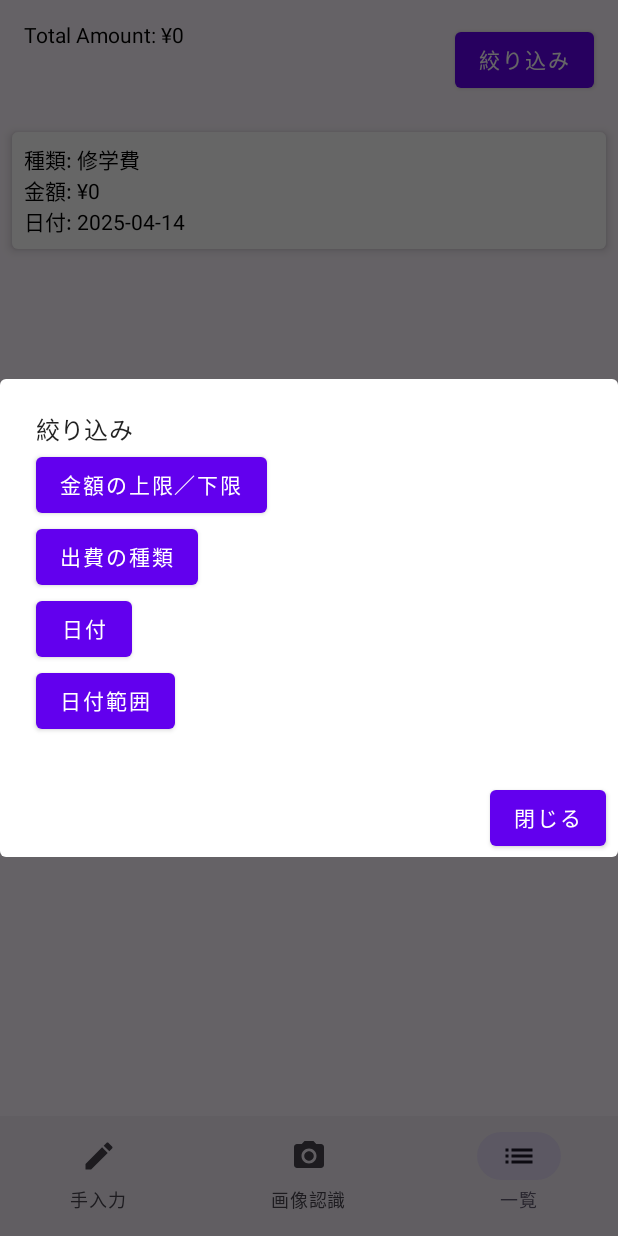
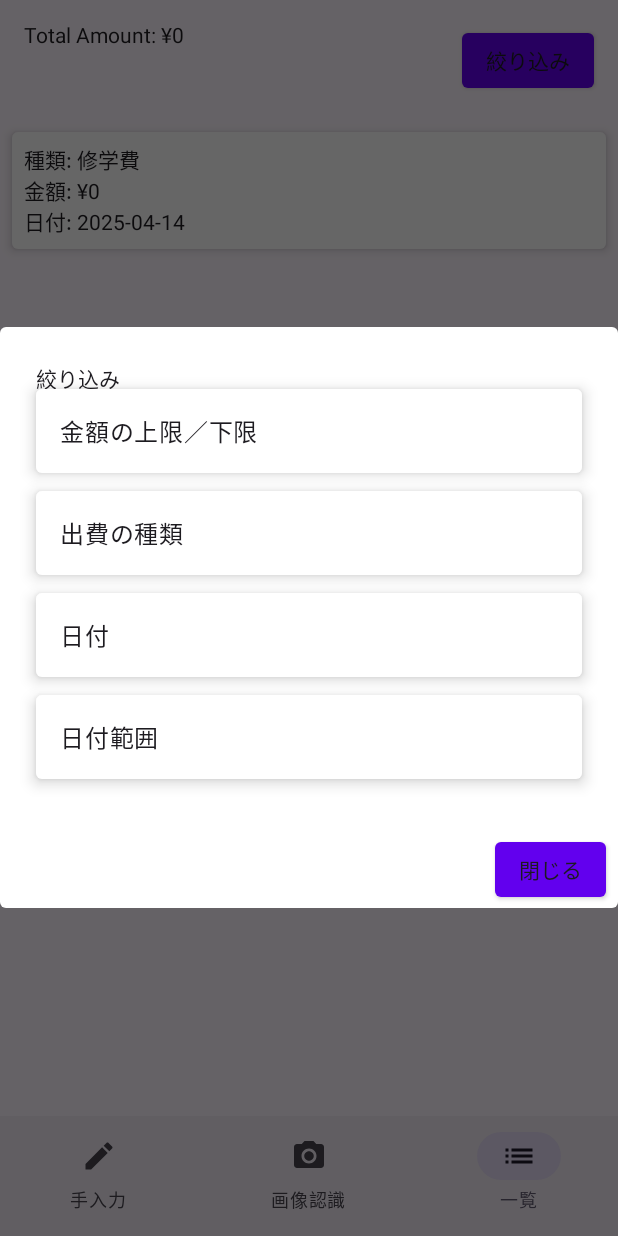
Before and after one commit to Nemukemo/DELDELRecord, an Android app built with Jetpack Compose: the ExpenseListScreen screen opened through its navigation route, after a tap on "絞り込み", on a phone screen of 412 x 824 dp. Run offline under Robolectric (Android 15) with nearby library versions, the phone set to English and light mode, and no system bars; our stand-ins replace Room's generated code, livedata-compose.

Commit message:
ExpenseListScreenを更新し、フィルタリングオプションをカード形式で表示するコンポーネントを追加、Material3ライブラリを導入

```diff
--- a/app/build.gradle.kts
+++ b/app/build.gradle.kts
@@ -82,4 +82,6 @@ dependencies {
     implementation("androidx.compose.ui:ui:1.5.0")
     implementation("androidx.compose.material:material:1.5.0")
     implementation("androidx.navigation:navigation-compose:2.7.2")
+    implementation("androidx.compose.material3:material3:1.1.2") // ← Compose Material3 を入れる
+
 }
--- a/app/src/main/java/com/example/deldelrecord/ui/Screen/ExpenseListScreen.kt
+++ b/app/src/main/java/com/example/deldelrecord/ui/Screen/ExpenseListScreen.kt
@@ -1,5 +1,6 @@
 package com.example.deldelrecord.ui.screens
 
+import androidx.compose.foundation.clickable
 import androidx.compose.foundation.layout.*
 import androidx.compose.foundation.lazy.LazyColumn
 import androidx.compose.foundation.lazy.items
@@ -15,6 +16,11 @@ import androidx.lifecycle.viewmodel.compose.viewModel
 import androidx.navigation.NavController
 import com.example.deldelrecord.data.Expense
 import com.example.deldelrecord.viewmodel.ExpenseViewModel
+import androidx.compose.material3.MaterialTheme
+import androidx.compose.material3.Text
+import androidx.compose.material3.Card
+import androidx.compose.material3.CardDefaults
+
 
 @Composable
 fun ExpenseListScreen(
@@ -70,30 +76,22 @@ fun ExpenseListScreen(
             onDismissRequest = { showFilterDialog = false },
             title = { Text("絞り込み") },
             text = {
-                Column {
-                    Button(onClick = {
+                Column(modifier = Modifier.fillMaxWidth()) {
+                    FilterCardOption("金額の上限／下限") {
                         showAmountDialog = true
                         showFilterDialog = false
-                    }) {
-                        Text("金額の上限／下限")
                     }
-                    Button(onClick = {
+                    FilterCardOption("出費の種類") {
                         showTypeDialog = true
                         showFilterDialog = false
-                    }) {
-                        Text("出費の種類")
                     }
-                    Button(onClick = {
+                    FilterCardOption("日付") {
                         showDateDialog = true
                         showFilterDialog = false
-                    }) {
-                        Text("日付")
                     }
-                    Button(onClick = {
+                    FilterCardOption("日付範囲") {
                         showDateRangeDialog = true
                         showFilterDialog = false
-                    }) {
-                        Text("日付範囲")
                     }
                 }
             },
@@ -105,6 +103,8 @@ fun ExpenseListScreen(
             }
         )
     }
+
+
 
     if (showAmountDialog) {
         var min by remember { mutableStateOf("") }
@@ -274,3 +274,22 @@ fun ExpenseListScreen(
         )
     }
 }
+
+// 共通で使うカード風のオプションコンポーネント
+@Composable
+fun FilterCardOption(label: String, onClick: () -> Unit) {
+    Card(
+        modifier = Modifier
+            .fillMaxWidth()
+            .padding(vertical = 6.dp)
+            .clickable(onClick = onClick),
+        elevation = 6.dp
+    ) {
+        Box(modifier = Modifier.padding(16.dp)) {
+            Text(
+                text = label,
+                style = MaterialTheme.typography.bodyLarge
+            )
+        }
+    }
+}
```
